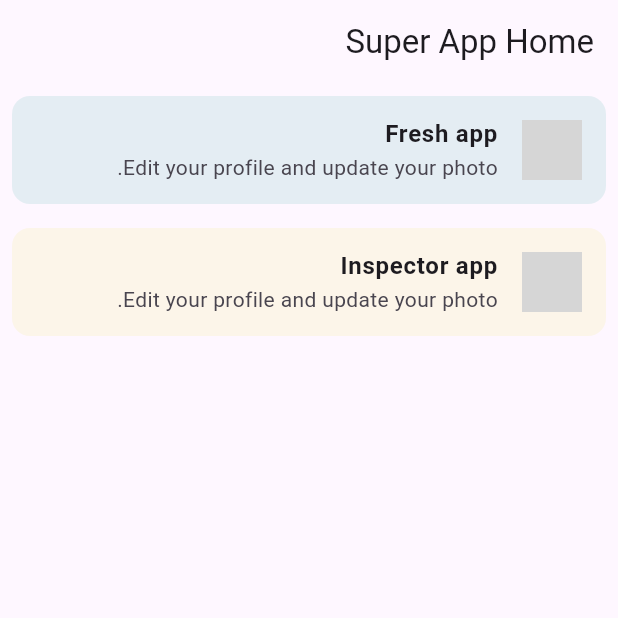
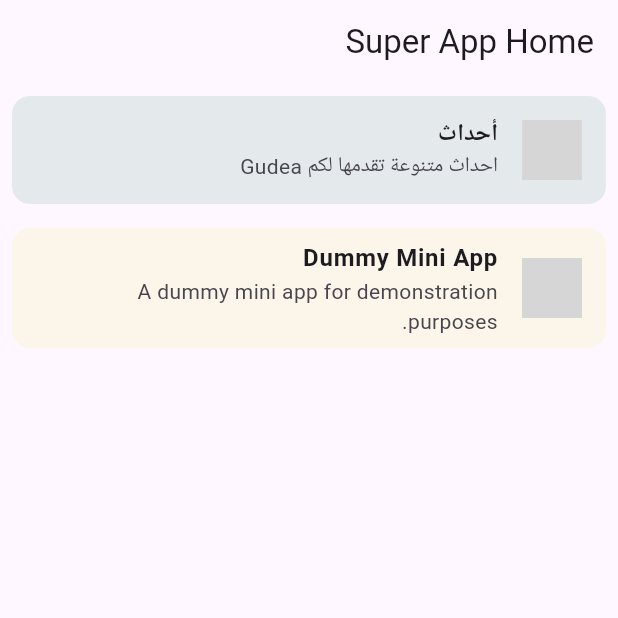
Before and after one commit to devnoaman/super_app_repo, a Flutter app: the screen it shows after launch, on a phone screen of 412 x 824 dp, the top half of it. Run offline on Flutter 3.47's test engine with Material 3 defaults, Android fonts, the phone set to English and light mode, and no system bars; our stand-ins replace flutter_animate, flutter_hooks, flutter_riverpod, freezed_annotation, geolocator, google_maps_flutter and 8 more; missing offline and left inert: dart:js_interop, easy_debouncer, flutter_inappwebview, flutter_popup, mobile_scanner; network calls fail; grey boxes are pictures that could not be loaded.

Commit message:
- Added necessary permissions for CAMERA, READ_EXTERNAL_STORAGE, WRITE_EXTERNAL_STORAGE, - Modified main.dart to streamline home screen logic and improve layout in DownloadSuperAppScreen. - Updated iOS Info.plist to include usage descriptions for camera, photo library, and location access. - Enhanced HomeRepositoryImpl to include new mini app entities with localized names and descriptions. - Refactored MiniAppHost to handle scroll events and improve app bar behavior based on scroll state. - Introduced WebUserEvents utility to manage JavaScript injection for console logging and scroll event handling. - Updated app configuration model to include topSafeArea property for better UI management.

```diff
--- a/apps/super_app_mobile/lib/features/home/domain/repositories/i_home_repository.dart
+++ b/apps/super_app_mobile/lib/features/home/domain/repositories/i_home_repository.dart
@@ -13,29 +13,28 @@ class HomeRepositoryImpl implements IHomeRepository {
 
     return [
       MiniAppEntity(
-        id: 'fresh_app',
-        name: 'Fresh app',
+        id: 'أحداث',
+        name: 'أحداث',
         version: '1.0.0',
         requiredVersion: '1.0.0',
-        logoUrl:
-            'https://eu.ui-avatars.com/api/?name=Medical+Regulator&size=250',
-        description: 'Edit your profile and update your photo.',
+        logoUrl: 'https://eu.ui-avatars.com/api/?name=Gudea+Events&size=250',
+        description: 'احداث متنوعة تقدمها لكم Gudea',
         url: "http://localhost:55414/",
-        primaryColor: Colors.teal,
+        primaryColor: Color(0xff007A3D),
         requiredPermissions: ['camera', 'storage', 'scan', 'location', 'uri'],
         apiKey: 'apiKey',
         // apiKey: 'super-secret-key-123',
       ),
       MiniAppEntity(
-        id: 'Inspector',
+        id: 'Dummy Mini App',
         version: '1.0.0',
         requiredVersion: '1.0.0',
-        name: 'Inspector app',
-        logoUrl: 'https://eu.ui-avatars.com/api/?name=Inspector+App&size=250',
-        description: 'Edit your profile and update your photo.',
+        name: 'Dummy Mini App',
+        logoUrl: 'https://eu.ui-avatars.com/api/?name=Dummy+Mini+App&size=250',
+        description: 'A dummy mini app for demonstration purposes.',
         url: 'https://uofapp.web.app', // The URL we were using before
         primaryColor: const Color.fromARGB(255, 231, 224, 42),
-        requiredPermissions: ['camera', 'storage'],
+        requiredPermissions: ['camera', 'storage', 'scan', 'location', 'uri'],
         apiKey: 'super-secret-key-123',
       ),
     ];
--- a/packages/super_app_common/lib/models/app_config.dart
+++ b/packages/super_app_common/lib/models/app_config.dart
@@ -10,6 +10,7 @@ abstract class AppConfig with _$AppConfig {
     @Default("dark") String? theme,
     required String apiEndpoint,
     @Default("en_US") String? deviceLocale,
+    double? topSafeArea,
   }) = _AppConfig;
 
   factory AppConfig.fromJson(Map<String, dynamic> json) =>
--- a/packages/super_app_manager/lib/src/components/get_current_location.dart
+++ b/packages/super_app_manager/lib/src/components/get_current_location.dart
@@ -192,7 +192,7 @@ class _GetCurrentLocationState extends State<GetCurrentLocation>
             child: Padding(
               padding: const EdgeInsets.all(16.0),
               child: Lottie.asset(
-                '/lib/assets/lottie/location.json',
+                'lib/assets/lottie/location.json',
                 width: 45,
                 height: 45,
                 package: 'super_app_manager',
--- a/packages/super_app_manager/lib/src/presentation/dialogs/un_authrized_mini_app_screen.dart
+++ b/packages/super_app_manager/lib/src/presentation/dialogs/un_authrized_mini_app_screen.dart
@@ -10,7 +10,8 @@ class UnAuthrizedMiniAppScreen extends StatelessWidget {
 
   @override
   Widget build(BuildContext context) {
-    return Column(
+    return Card(
+      child: Column(
         mainAxisAlignment: MainAxisAlignment.center,
         children: [
           Icon(Iconsax.lock),
@@ -51,6 +52,7 @@ class UnAuthrizedMiniAppScreen extends StatelessWidget {
             label: Text("ارسال بلاغ"),
           ),
         ],
+      ),
     );
   }
 }
--- a/packages/super_app_manager/lib/src/typedefs/host_screen_typedefs.dart
+++ b/packages/super_app_manager/lib/src/typedefs/host_screen_typedefs.dart
@@ -10,9 +10,14 @@ typedef AppBarBuilder =
     PreferredSizeWidget Function(
       MiniAppEntity appData,
       BuildContext context,
+      bool isScrolled,
     );
 
 typedef LoadingScreenBuilder = Widget Function();
 typedef ErrorScreenBuilder =
     Widget Function(Object error, StackTrace stackTrace);
 typedef UnauthorizedScreenBuilder = Widget Function(MiniAppEntity miniApp);
+
+/// Callback fired whenever the mini-app page is scrolled.
+/// [deltaX] / [deltaY] — raw scroll delta since the last event (px, touch or wheel).
+typedef OnPageScrolledCallback = void Function(double deltaX, double deltaY);
```
Also changed, not shown: apps/camera_mini_app/lib/main.dart (+9 -7 lines), apps/super_app_mobile/lib/features/home/presentation/home_screen.dart (+38 -22 lines), packages/super_app_manager/lib/src/presentation/mini_app_host_screen.dart (+55 -46 lines), packages/super_app_manager/lib/src/utils/web_user_events.dart (added, +76 -0 lines), apps/camera_mini_app/firebase.json, packages/super_app_common/lib/models/app_config.freezed.dart, packages/super_app_common/lib/models/app_config.g.dart, 4 other files. Lines whose indentation alone changed are shown as unchanged.
